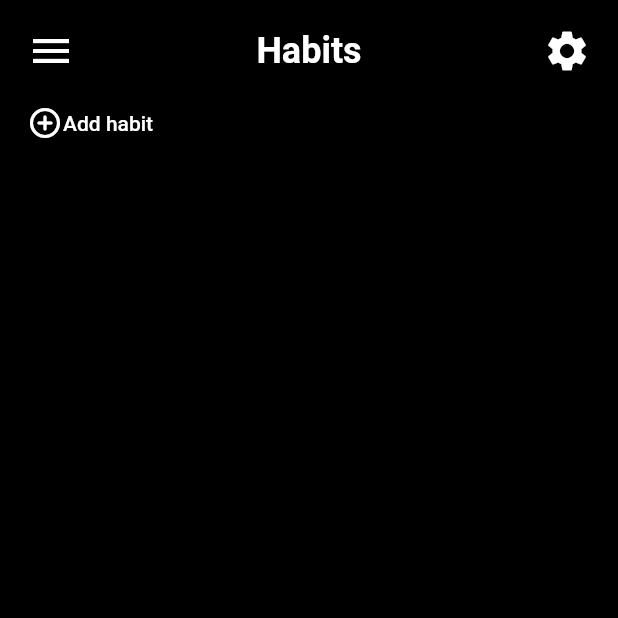
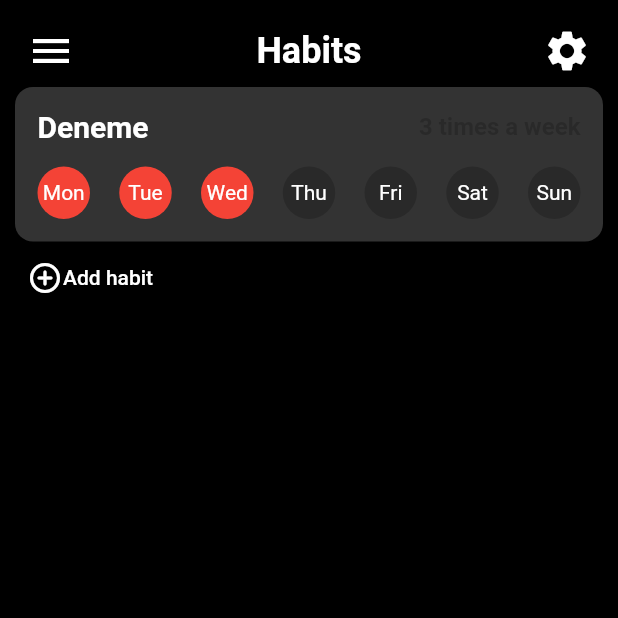
Before and after one commit to TolgaKT/haby, a Flutter app: the screen it shows after launch, on a phone screen of 412 x 824 dp, the top half of it. Run offline on Flutter 3.47's test engine with Material 2 defaults, Android fonts, the phone set to English and light mode, and no system bars.

Commit message:
initial habit tile, mini calendar

```diff
--- /dev/null
+++ b/lib/components/habit_tile.dart
@@ -0,0 +1,53 @@
+import 'package:flutter/material.dart';
+import 'package:haby/components/mini_calendar.dart';
+import 'package:haby/constants.dart';
+import 'package:haby/model/class_models/habit_model.dart';
+
+class HabitTile extends StatelessWidget {
+  final Habit habit;
+
+  const HabitTile({Key? key, required this.habit}) : super(key: key);
+
+  String frequencyToString() {
+    if (habit.frequency == 7) {
+      return 'Everyday';
+    }
+    return '${habit.frequency} times a week';
+  }
+
+  @override
+  Widget build(BuildContext context) {
+    return Container(
+        padding: const EdgeInsets.all(15),
+        decoration: BoxDecoration(
+          color: kHabitTileBackgroundColor,
+          borderRadius: BorderRadius.circular(12),
+        ),
+        child: Column(
+          children: [
+            //todo refactor text styles
+            Row(
+              mainAxisAlignment: MainAxisAlignment.spaceBetween,
+              children: [
+                Text(
+                  habit.habitName!,
+                  style: kTitleTextStyle.copyWith(fontSize: 20),
+                ),
+                Text(
+                  frequencyToString(),
+                  style: kTitleTextStyle.copyWith(
+                      fontSize: 16, color: kHabitDayBackgroundColor),
+                )
+              ],
+            ),
+            const SizedBox(
+              height: 15,
+            ),
+            MiniCalendar(
+              color: habit.habitColor!,
+              days: habit.habitDays!,
+            )
+          ],
+        ));
+  }
+}
--- /dev/null
+++ b/lib/components/mini_calendar.dart
@@ -0,0 +1,43 @@
+import 'package:flutter/material.dart';
+import 'package:haby/constants.dart';
+
+class MiniCalendar extends StatelessWidget {
+  final List<int> days;
+  final String color;
+
+  const MiniCalendar({Key? key, required this.days, required this.color})
+      : super(key: key);
+
+  static const List<String> weekdays = [
+    'Mon',
+    'Tue',
+    'Wed',
+    'Thu',
+    'Fri',
+    'Sat',
+    'Sun'
+  ];
+
+  @override
+  Widget build(BuildContext context) {
+    return Row(
+      mainAxisAlignment: MainAxisAlignment.spaceBetween,
+      children: weekdays
+          .map((e) => Container(
+                height: 35,
+                width: 35,
+                decoration: BoxDecoration(
+                    color: days.contains(weekdays.indexOf(e) + 1)
+                        ? kColorMap[color]
+                        : kHabitDayBackgroundColor,
+                    shape: BoxShape.circle),
+                child: Center(
+                    child: Text(
+                  e,
+                  style: kButtonTextStyle,
+                )),
+              ))
+          .toList(),
+    );
+  }
+}
--- a/lib/constants.dart
+++ b/lib/constants.dart
@@ -6,3 +6,13 @@ const TextStyle kTitleTextStyle =
     TextStyle(color: Colors.white, fontSize: 24, fontWeight: FontWeight.w700);
 
 const TextStyle kButtonTextStyle = TextStyle(color: Colors.white, fontSize: 14);
+
+const kHabitTileBackgroundColor = Color(0xff333333);
+
+const kHabitDayBackgroundColor = Color(0xff292929);
+
+const kColorMap = {
+  'red': Colors.red,
+  'blue': Colors.blue,
+  'yellow': Colors.yellow
+};
--- a/lib/controllers/habit_controller.dart
+++ b/lib/controllers/habit_controller.dart
@@ -1,6 +1,6 @@
 import 'package:flutter/cupertino.dart';
-import 'package:haby/model/habit_data.dart';
-import 'package:haby/model/habit_model.dart';
+import 'package:haby/model/class_data/habit_data.dart';
+import 'package:haby/model/class_models/habit_model.dart';
 import 'package:provider/provider.dart';
 
 class HabitController {
--- a/lib/model/habit_data.dart
+++ b/lib/model/class_data/habit_data.dart
@@ -2,7 +2,7 @@ import 'dart:collection';
 
 import 'package:flutter/cupertino.dart';
 
-import 'habit_model.dart';
+import '../class_models/habit_model.dart';
 
 class HabitData extends ChangeNotifier {
   List<Habit> _habits = [];
--- a/lib/views/habits_screen.dart
+++ b/lib/views/habits_screen.dart
@@ -1,5 +1,7 @@
 import 'package:flutter/material.dart';
+import 'package:haby/components/habit_tile.dart';
 import 'package:haby/constants.dart';
+import 'package:haby/model/class_models/habit_model.dart';
 
 class HabitsScreen extends StatelessWidget {
   const HabitsScreen({Key? key}) : super(key: key);
@@ -38,6 +40,17 @@ class HabitsScreen extends StatelessWidget {
                       ))
                 ],
               ),
+              HabitTile(
+                habit: Habit(
+                    habitColor: 'red',
+                    habitDays: [1, 2, 3],
+                    habitId: 1,
+                    habitName: 'Deneme',
+                    shouldRemind: false,
+                    reminderText: 'asd',
+                    remindTime: TimeOfDay.now(),
+                    frequency: [1, 2, 3].length),
+              ),
               TextButton(
                   onPressed: () {},
                   child: Row(
```
Also changed, not shown: lib/model/class_models/habit_model.dart (renamed from lib/model/habit_model.dart).
